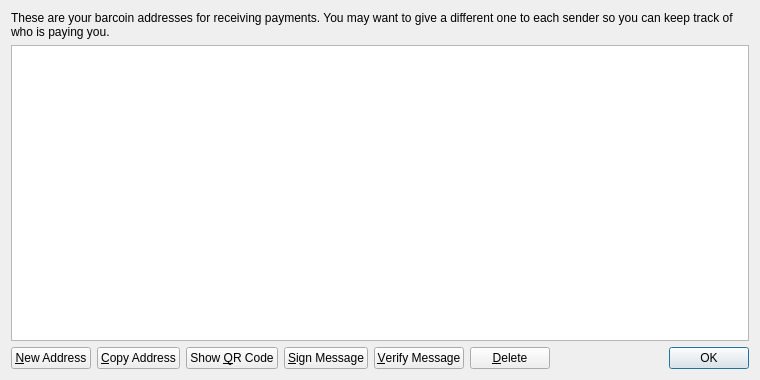
Before: the Qt Designer form src/qt/forms/addressbookpage.ui in Zeon385/PROgressID, drawn with Qt 5.
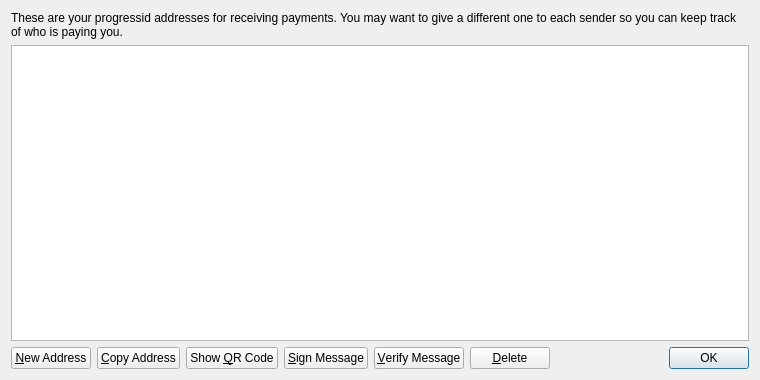
After: the same form once the commit is applied. Icons and pictures are not drawn.

```diff
--- a/src/qt/forms/addressbookpage.ui
+++ b/src/qt/forms/addressbookpage.ui
@@ -17,7 +17,7 @@
    <item>
     <widget class="QLabel" name="labelExplanation">
      <property name="text">
-      <string>These are your barcoin addresses for receiving payments. You may want to give a different one to each sender so you can keep track of who is paying you.</string>
+      <string>These are your progressid addresses for receiving payments. You may want to give a different one to each sender so you can keep track of who is paying you.</string>
      </property>
      <property name="textFormat">
       <enum>Qt::PlainText</enum>
```
